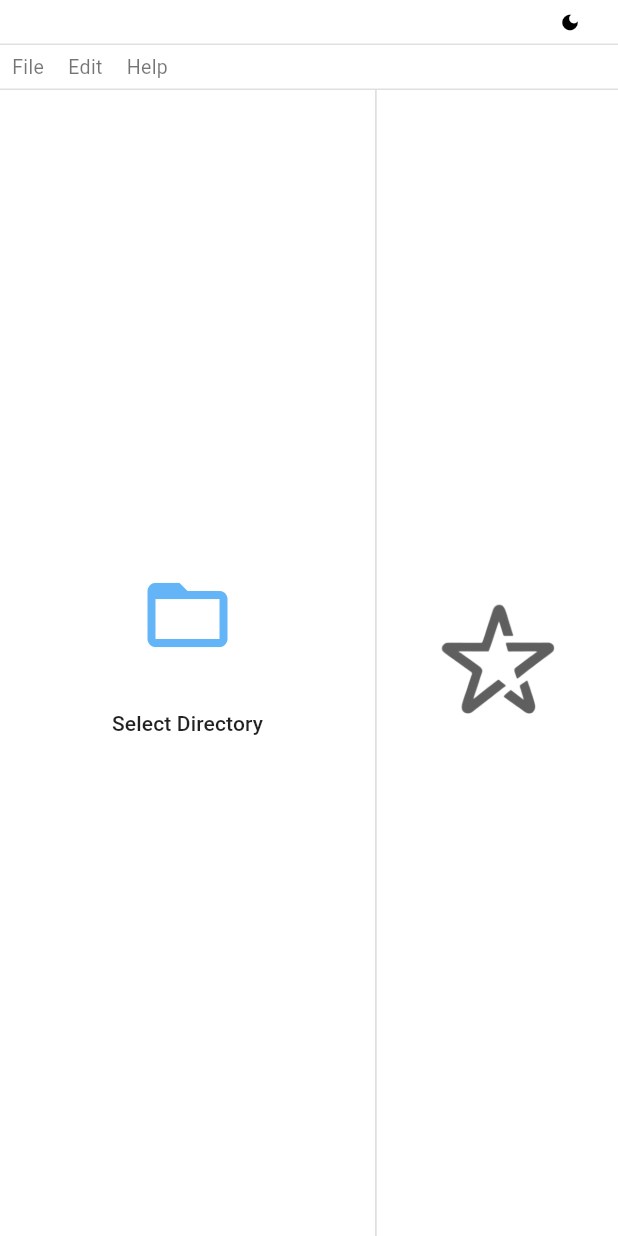
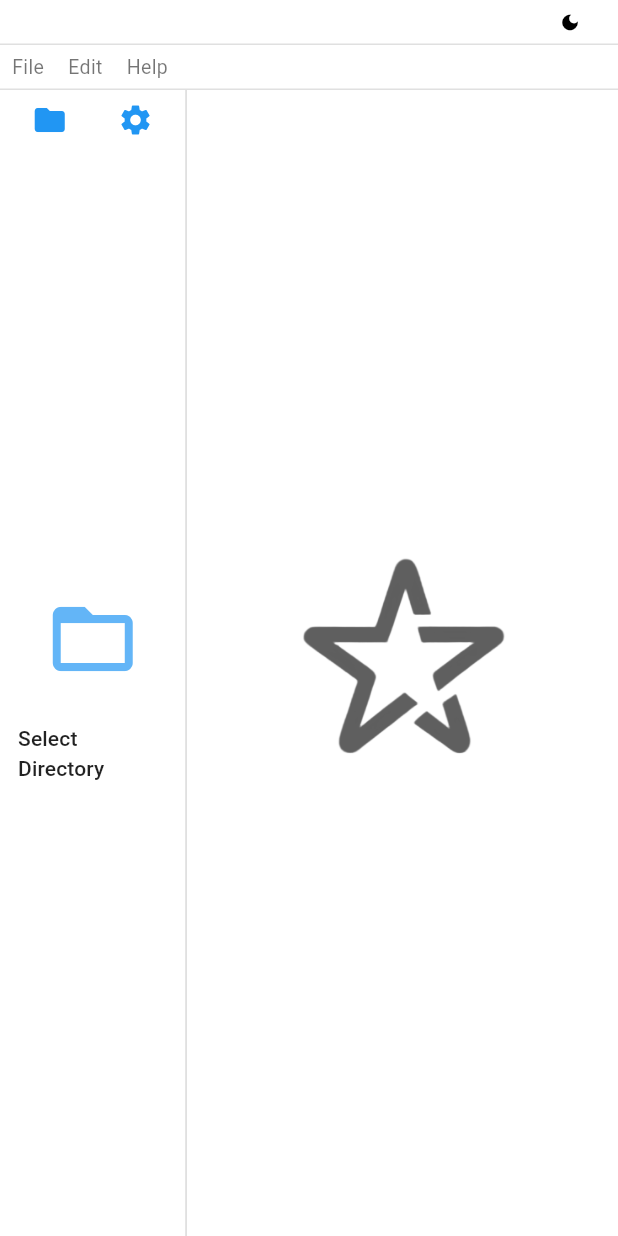
Before and after one commit to scarryaa/starlight, a Flutter app: the screen it shows after launch, on a phone screen of 412 x 824 dp. Run offline on Flutter 3.47's test engine with Material 3 defaults, Android fonts, the phone set to English and light mode, and no system bars; our stand-ins replace file_picker; missing offline and left inert: window_manager.

Commit message:
sidebar switcher

```diff
--- /dev/null
+++ b/lib/features/sidebar_switcher/sidebar_switcher.dart
@@ -0,0 +1,78 @@
+import 'dart:io';
+
+import 'package:flutter/material.dart';
+import 'package:starlight/features/file_explorer/file_explorer.dart';
+import 'package:starlight/features/file_explorer/file_Explorer_controller.dart';
+
+enum SidebarOption { fileExplorer, settings }
+
+class SidebarSwitcher extends StatefulWidget {
+  final Function(File) onFileSelected;
+  final Function(String?) onDirectorySelected;
+  final FileExplorerController fileExplorerController;
+
+  const SidebarSwitcher({
+    super.key,
+    required this.onFileSelected,
+    required this.onDirectorySelected,
+    required this.fileExplorerController,
+  });
+
+  @override
+  _SidebarSwitcherState createState() => _SidebarSwitcherState();
+}
+
+class _SidebarSwitcherState extends State<SidebarSwitcher> {
+  SidebarOption _selectedOption = SidebarOption.fileExplorer;
+
+  Widget _buildSidebarContent() {
+    switch (_selectedOption) {
+      case SidebarOption.fileExplorer:
+        return FileExplorer(
+          onFileSelected: widget.onFileSelected,
+          onDirectorySelected: widget.onDirectorySelected,
+          controller: widget.fileExplorerController,
+        );
+      case SidebarOption.settings:
+        return const Center(
+            child: Text('Settings')); // Placeholder for settings
+      default:
+        return const SizedBox.shrink();
+    }
+  }
+
+  @override
+  Widget build(BuildContext context) {
+    return Column(
+      children: [
+        _buildSidebarHeader(),
+        Expanded(child: _buildSidebarContent()),
+      ],
+    );
+  }
+
+  Widget _buildSidebarHeader() {
+    return Container(
+      height: 40,
+      color: Theme.of(context).colorScheme.surface,
+      child: Row(
+        mainAxisAlignment: MainAxisAlignment.spaceEvenly,
+        children: [
+          _buildSidebarButton(SidebarOption.fileExplorer, Icons.folder),
+          _buildSidebarButton(SidebarOption.settings, Icons.settings),
+        ],
+      ),
+    );
+  }
+
+  Widget _buildSidebarButton(SidebarOption option, IconData icon) {
+    final isSelected = _selectedOption == option;
+    return IconButton(
+      icon: Icon(icon),
+      color: isSelected
+          ? Theme.of(context).colorScheme.primary
+          : Theme.of(context).iconTheme.color,
+      onPressed: () => setState(() => _selectedOption = option),
+    );
+  }
+}
--- a/lib/screens/home_page.dart
+++ b/lib/screens/home_page.dart
@@ -4,9 +4,9 @@ import 'package:flutter/material.dart' hide TabBar;
 import 'package:provider/provider.dart';
 import 'package:starlight/features/editor/editor.dart';
 import 'package:starlight/features/file_explorer/file_Explorer_controller.dart';
-import 'package:starlight/features/file_explorer/file_explorer.dart';
 import 'package:starlight/features/file_menu/file_menu_actions.dart';
 import 'package:starlight/features/file_menu/menu_actions.dart';
+import 'package:starlight/features/sidebar_switcher/sidebar_switcher.dart';
 import 'package:starlight/features/tabs/tab.dart';
 import 'package:starlight/themes/theme_provider.dart';
 import 'package:starlight/utils/widgets/resizable_widget.dart';
@@ -40,15 +40,11 @@ class _MyHomePageState extends State<MyHomePage> {
             child: Row(
               children: [
                 ResizableWidget(
-                  maxWidthPercentage: 0.9,
-                  child: ChangeNotifierProvider.value(
-                    value: _fileExplorerController,
-                    child: FileExplorer(
-                      key: ValueKey(_selectedDirectory),
-                      onFileSelected: _openFile,
-                      onDirectorySelected: _onDirectorySelected,
-                      controller: _fileExplorerController,
-                    ),
+                  maxWidthPercentage: 0.3,
+                  child: SidebarSwitcher(
+                    onFileSelected: _openFile,
+                    onDirectorySelected: _onDirectorySelected,
+                    fileExplorerController: _fileExplorerController,
                   ),
                 ),
                 Expanded(
```
